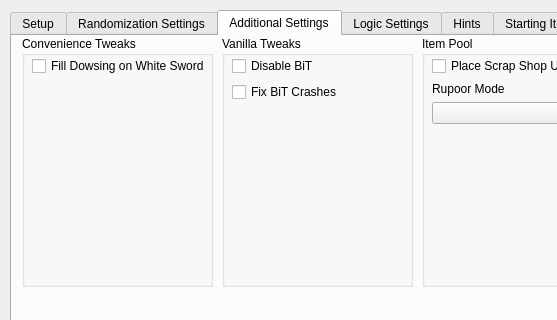
Qt form gui/randogui.ui (ssrando/ssrando) before a commit; both pictures show x 0 to 557 and y 0 to 320 of the 1051 by 738 pixel window.
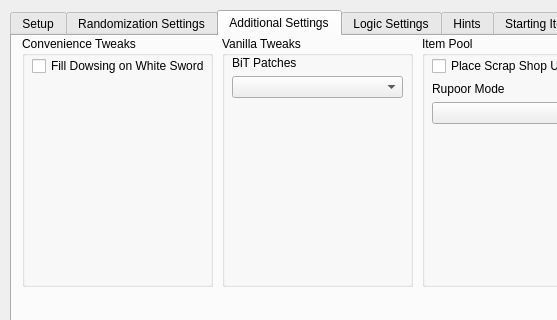
The same form after that commit. The open tabs and pages were chosen to show the change.

Commit message: Combine patch-bit and fix-bit-crashes options

Patch:
```diff
--- a/gui/randogui.ui
+++ b/gui/randogui.ui
@@ -1131,18 +1131,14 @@
        </property>
        <layout class="QVBoxLayout" name="vlay_vanilla_tweaks">
         <item>
-         <widget class="QCheckBox" name="option_patch_bit">
+         <widget class="QLabel" name="label_for_option_bit_patches">
           <property name="text">
-           <string>Disable BiT</string>
+           <string>BiT Patches</string>
           </property>
          </widget>
         </item>
         <item>
-         <widget class="QCheckBox" name="option_fix_bit_crashes">
-          <property name="text">
-           <string>Fix BiT Crashes</string>
-          </property>
-         </widget>
+         <widget class="QComboBox" name="option_bit_patches"/>
         </item>
         <item>
          <spacer name="vspace_vanilla_tweaks">
```
Left out of the diff: 2 changed lines with no effect on the pictures. The commit also changes 5 other files.
